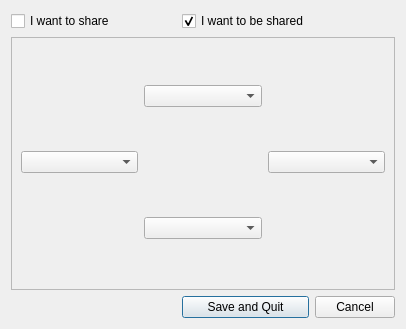
First picture: the form in staj-projeleri/sinerji/sinerjigui.ui, repository pars-linux/uludag, before the edit.
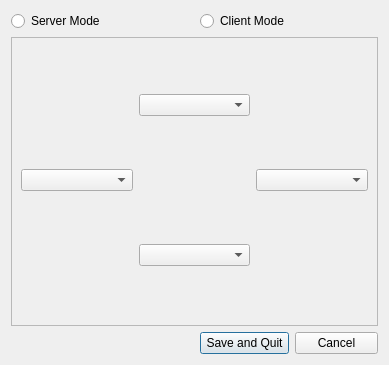
Second picture: the form after the edit. Icons and pictures are not drawn.

Commit message: Changes the checkBoxes to radioButtons

Patch:
```diff
--- a/staj-projeleri/sinerji/sinerjigui.ui
+++ b/staj-projeleri/sinerji/sinerjigui.ui
@@ -5,15 +5,22 @@
    <rect>
     <x>0</x>
     <y>0</y>
-    <width>406</width>
-    <height>329</height>
+    <width>389</width>
+    <height>365</height>
    </rect>
   </property>
   <property name="windowTitle" >
    <string>Sinerji</string>
   </property>
   <layout class="QGridLayout" name="gridLayout_2" >
-   <item row="1" column="0" colspan="3" >
+   <item row="0" column="0" >
+    <widget class="QRadioButton" name="serverButton" >
+     <property name="text" >
+      <string>Server Mode</string>
+     </property>
+    </widget>
+   </item>
+   <item row="1" column="0" colspan="4" >
     <widget class="QFrame" name="frame" >
      <property name="frameShape" >
       <enum>QFrame::StyledPanel</enum>
@@ -50,21 +57,7 @@
      </layout>
     </widget>
    </item>
-   <item row="2" column="1" >
-    <widget class="QPushButton" name="savequitButton" >
-     <property name="text" >
-      <string>Save and Quit</string>
-     </property>
-    </widget>
-   </item>
-   <item row="2" column="2" >
-    <widget class="QPushButton" name="cancelButton" >
-     <property name="text" >
-      <string>Cancel</string>
-     </property>
-    </widget>
-   </item>
-   <item row="2" column="0" >
+   <item row="2" column="0" colspan="2" >
     <spacer name="horizontalSpacer" >
      <property name="orientation" >
       <enum>Qt::Horizontal</enum>
@@ -77,20 +70,24 @@
      </property>
     </spacer>
    </item>
-   <item row="0" column="0" >
-    <widget class="QCheckBox" name="serverBox" >
+   <item row="2" column="2" >
+    <widget class="QPushButton" name="savequitButton" >
      <property name="text" >
-      <string>I want to share</string>
+      <string>Save and Quit</string>
      </property>
     </widget>
    </item>
-   <item row="0" column="1" >
-    <widget class="QCheckBox" name="clientBox" >
+   <item row="2" column="3" >
+    <widget class="QPushButton" name="cancelButton" >
      <property name="text" >
-      <string>I want to be shared</string>
+      <string>Cancel</string>
      </property>
-     <property name="checked" >
-      <bool>true</bool>
+    </widget>
+   </item>
+   <item row="0" column="2" >
+    <widget class="QRadioButton" name="clientButton" >
+     <property name="text" >
+      <string>Client Mode</string>
      </property>
     </widget>
    </item>
```
Left out of the diff: 7 changed lines with no effect on the pictures. The commit also changes 2 other files.
